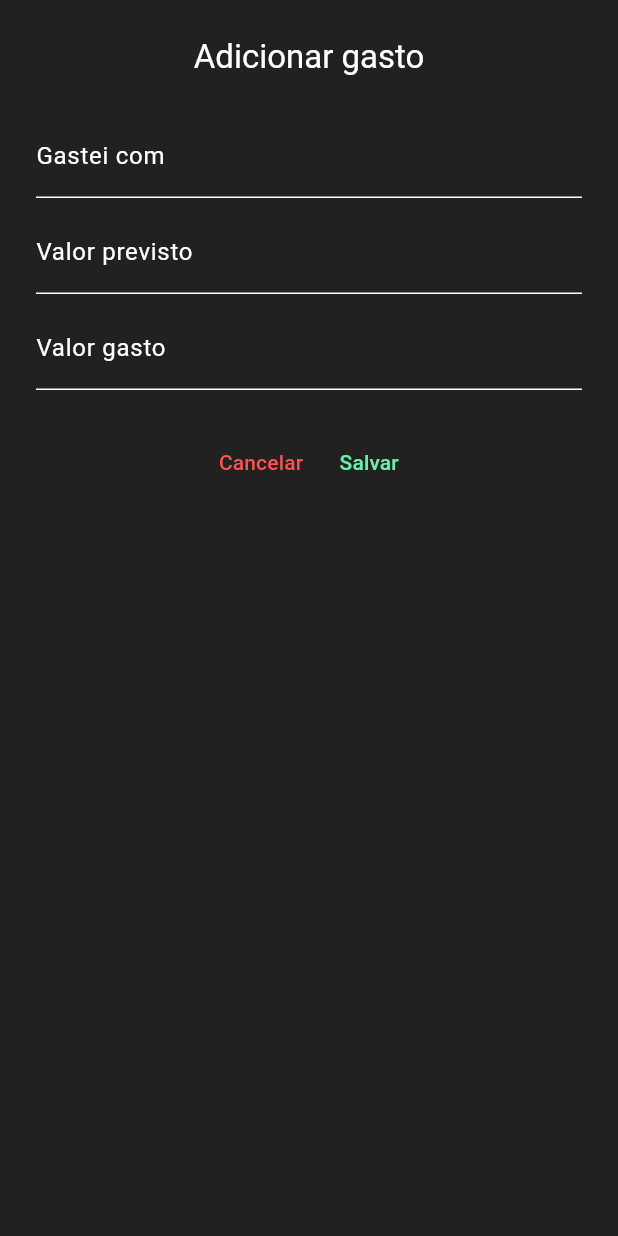
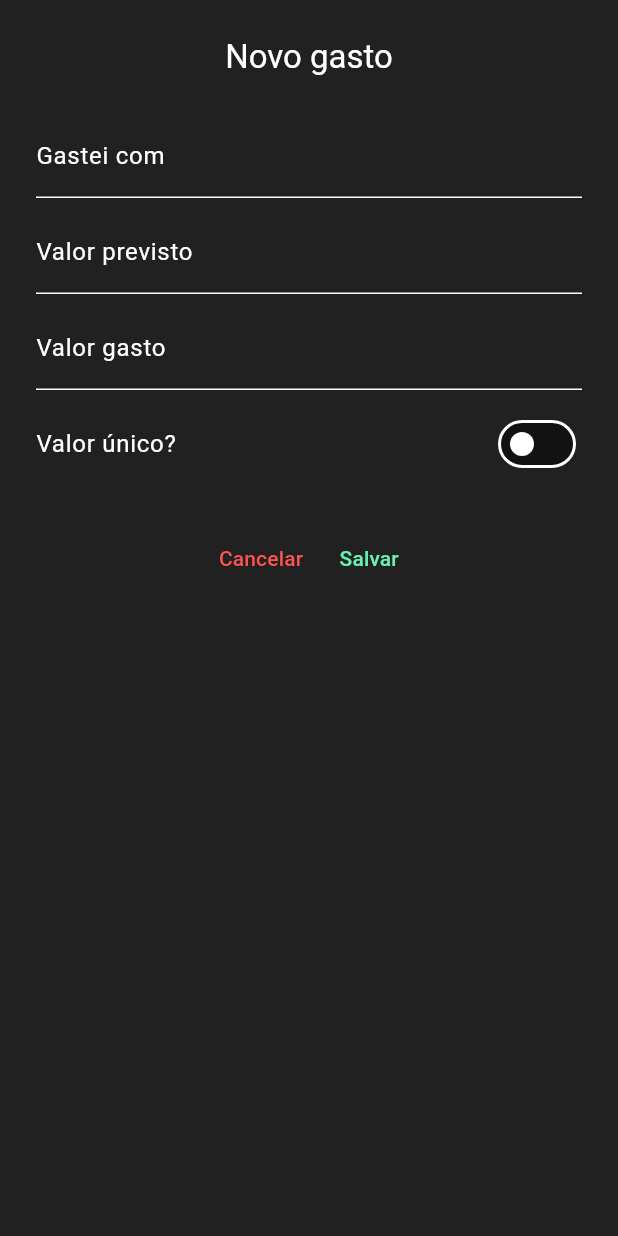
Before and after one commit to M0nicaVaz/duofinance, a Flutter app: the screen it shows after launch, after a tap on the "add" icon, on a phone screen of 412 x 824 dp. Run offline on Flutter 3.47's test engine with Material 3 defaults, Android fonts, the phone set to English and light mode, and no system bars; drawn by our look-alikes of flutter_slidable; our stand-ins replace go_router.

Commit message:
feat: add form validators

```diff
--- /dev/null
+++ b/lib/widgets/add_form.dart
@@ -0,0 +1,139 @@
+import 'package:duofinance/utils/validator.dart';
+import 'package:flutter/material.dart';
+import 'package:flutter/services.dart';
+
+class AddForm extends StatefulWidget {
+  final String? title;
+  final String? expectedValue;
+  final String? spentValue;
+
+  const AddForm({
+    super.key,
+    this.title,
+    this.expectedValue,
+    this.spentValue,
+  });
+
+  @override
+  State<AddForm> createState() => _AddFormState();
+}
+
+class _AddFormState extends State<AddForm> {
+  final GlobalKey<FormState> _form = GlobalKey<FormState>();
+  bool _hasUniqueValue = false;
+  String? spendingTitle;
+  String? spendingExpected;
+  String? spendingSpent;
+
+  handleSave() {
+    if (_form.currentState!.validate()) {
+      _form.currentState!.save();
+      debugPrint('Unique: $_hasUniqueValue');
+    }
+  }
+
+  @override
+  Widget build(BuildContext context) {
+    return Container(
+      padding: const EdgeInsets.all(24.0),
+      height: MediaQuery.sizeOf(context).height,
+      color: Colors.grey[900],
+      child: Wrap(
+        alignment: WrapAlignment.center,
+        runAlignment: WrapAlignment.start,
+        runSpacing: 24.0,
+        children: <Widget>[
+          Text("Novo gasto", style: Theme.of(context).textTheme.titleLarge),
+          Form(
+            key: _form,
+            child: Column(
+              mainAxisSize: MainAxisSize.min,
+              children: <Widget>[
+                TextFormField(
+                  initialValue: widget.title,
+                  onSaved: (String? value) => spendingTitle = value,
+                  inputFormatters: <TextInputFormatter>[
+                    FilteringTextInputFormatter.singleLineFormatter
+                  ],
+                  keyboardType: TextInputType.text,
+                  validator: (String? value) => Validator.validateLength(
+                      value: value,
+                      message: "Este campo não pode ser vazio",
+                      length: 1),
+                  decoration: const InputDecoration(
+                    labelText: 'Gastei com',
+                    hintText: 'Ex: Aluguel, mercado, etc.',
+                  ),
+                ),
+                const SizedBox(height: 8.0),
+                if (!_hasUniqueValue)
+                  TextFormField(
+                    initialValue: widget.expectedValue,
+                    onSaved: (String? value) => spendingExpected = value,
+                    inputFormatters: <TextInputFormatter>[
+                      FilteringTextInputFormatter.digitsOnly
+                    ],
+                    keyboardType: const TextInputType.numberWithOptions(
+                      decimal: true,
+                    ),
+                    validator: Validator.validateNumber,
+                    decoration: const InputDecoration(
+                      labelText: 'Valor previsto',
+                      prefix: Text('R\$ '),
+                    ),
+                  ),
+                const SizedBox(height: 8.0),
+                TextFormField(
+                  initialValue: widget.spentValue,
+                  onSaved: (String? value) => spendingSpent = value,
+                  inputFormatters: <TextInputFormatter>[
+                    FilteringTextInputFormatter.digitsOnly
+                  ],
+                  keyboardType: const TextInputType.numberWithOptions(
+                    decimal: true,
+                  ),
+                  validator: Validator.validateNumber,
+                  controller: TextEditingController(),
+                  decoration: const InputDecoration(
+                    labelText: 'Valor gasto',
+                    prefix: Text('R\$ '),
+                  ),
+                ),
+                SwitchListTile(
+                  contentPadding: const EdgeInsets.only(top: 8.0),
+                  title: const Text('Valor único?'),
+                  value: _hasUniqueValue,
+                  onChanged: (bool value) {
+                    setState(() {
+                      _hasUniqueValue = value;
+                    });
+                  },
+                ),
+              ],
+            ),
+          ),
+          Row(
+            mainAxisAlignment: MainAxisAlignment.center,
+            children: <TextButton>[
+              TextButton(
+                child: const Text(
+                  'Cancelar',
+                  style: TextStyle(color: Colors.redAccent),
+                ),
+                onPressed: () => Navigator.of(context).pop(),
+              ),
+              TextButton(
+                onPressed: handleSave,
+                child: const Text(
+                  'Salvar',
+                  style: TextStyle(color: Colors.greenAccent),
+                ),
+              ),
+            ],
+          ),
+        ],
+      ),
+    );
+    ;
+  }
+}
--- a/lib/widgets/dialog.dart
+++ b/lib/widgets/dialog.dart
@@ -1,71 +1,13 @@
-import 'package:flutter/material.dart';
+import 'package:duofinance/widgets/add_form.dart';
 
-showAddDialog(BuildContext context, GlobalKey key) {
-  return Container(
-    padding: const EdgeInsets.all(24.0),
-    height: MediaQuery.sizeOf(context).height,
-    color: Colors.grey[900],
-    child: Wrap(
-      alignment: WrapAlignment.center,
-      runAlignment: WrapAlignment.start,
-      runSpacing: 24.0,
-      children: <Widget>[
-        Text("Adicionar gasto", style: Theme.of(context).textTheme.titleLarge),
-        Form(
-          key: key,
-          child: Column(
-            mainAxisSize: MainAxisSize.min,
-            children: <Widget>[
-              TextFormField(
-                controller: TextEditingController(),
-                decoration: const InputDecoration(
-                  labelText: 'Gastei com',
-                  hintText: 'Ex: Aluguel, mercado, etc.',
-                ),
-              ),
-              const SizedBox(height: 8.0),
-              TextFormField(
-                controller: TextEditingController(),
-                decoration: const InputDecoration(
-                  labelText: 'Valor previsto',
-                  prefix: Text('R\$'),
-                ),
-              ),
-              const SizedBox(height: 8.0),
-              TextFormField(
-                controller: TextEditingController(),
-                decoration: const InputDecoration(
-                  labelText: 'Valor gasto',
-                  prefix: Text('R\$'),
-                ),
-              ),
-            ],
-          ),
-        ),
-        Row(
-          mainAxisAlignment: MainAxisAlignment.center,
-          children: <TextButton>[
-            TextButton(
-              child: const Text(
-                'Cancelar',
-                style: TextStyle(color: Colors.redAccent),
-              ),
-              onPressed: () {
-                Navigator.of(context).pop();
-              },
-            ),
-            TextButton(
-              child: const Text(
-                'Salvar',
-                style: TextStyle(color: Colors.greenAccent),
-              ),
-              onPressed: () {
-                Navigator.of(context).pop();
-              },
-            ),
-          ],
-        ),
-      ],
-    ),
+showAddDialog({
+  String? title,
+  String? expectedValue,
+  String? spentValue,
+}) {
+  return AddForm(
+    expectedValue: expectedValue,
+    spentValue: spentValue,
+    title: title,
   );
 }
--- a/lib/widgets/template.dart
+++ b/lib/widgets/template.dart
@@ -2,7 +2,6 @@ import 'package:duofinance/routes/private_routes.dart';
 import 'package:duofinance/widgets/bottom_nav_bar.dart';
 import 'package:duofinance/widgets/dialog.dart';
 import 'package:flutter/material.dart';
-import 'package:flutter/widgets.dart';
 import 'package:go_router/go_router.dart';
 
 class Template extends StatefulWidget {
@@ -45,9 +44,7 @@ class _TemplateState extends State<Template> {
             isScrollControlled: true,
             context: context,
             useSafeArea: true,
-            builder: (BuildContext context) {
-              return Center(child: showAddDialog(context, GlobalKey()));
-            },
+            builder: (BuildContext context) => showAddDialog(),
           );
         },
       ),
```
Also changed, not shown: lib/features/dashboard/add_page.dart (deleted, +0 -45 lines), lib/utils/validator.dart (added, +51 -0 lines).
